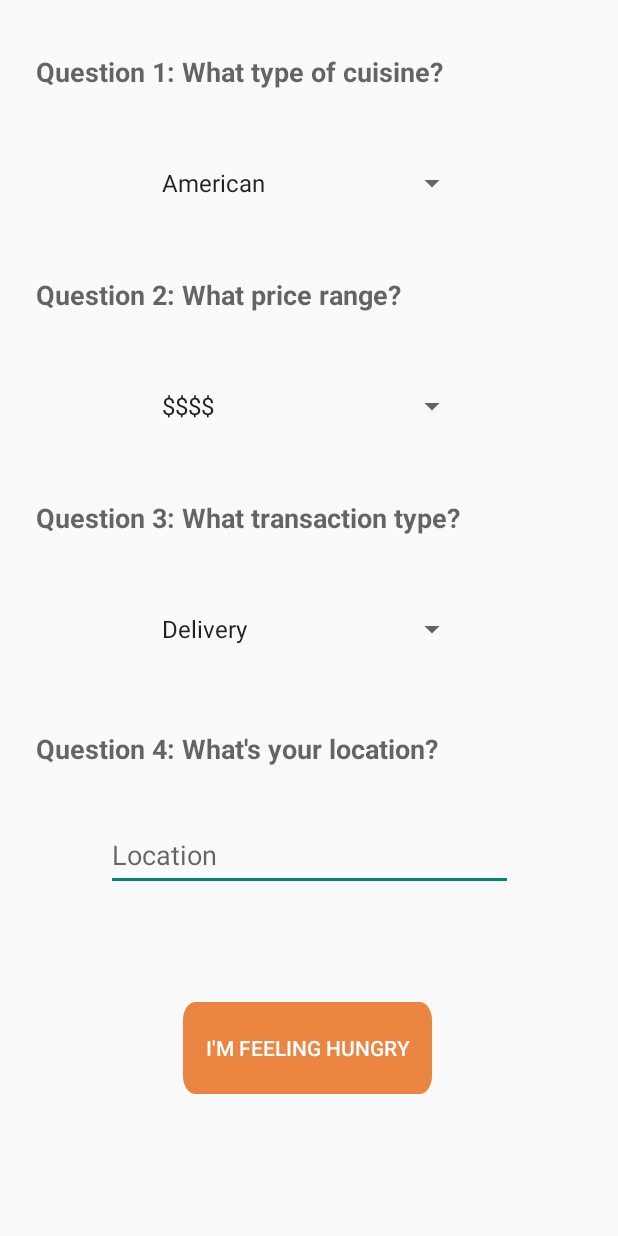
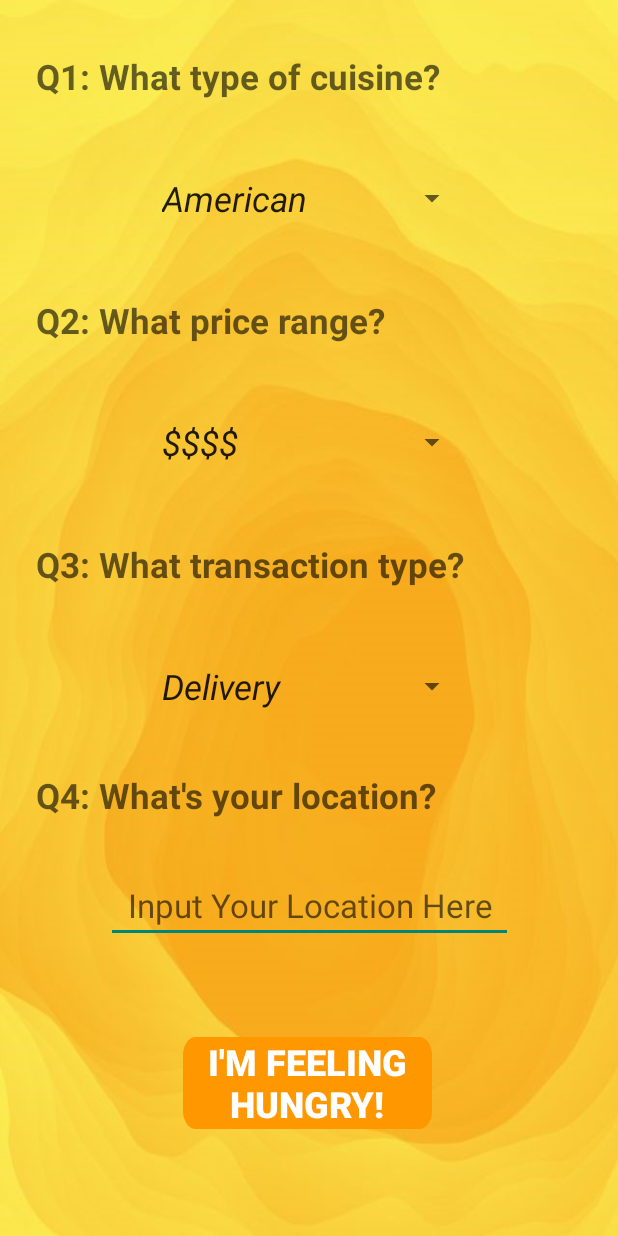
Before and after one commit to FarzanKh/I-Am-Feeling-Hungry, an Android app: the QuizActivity screen opened directly, with no data from a screen before it, on a phone screen of 412 x 824 dp. Run offline under Robolectric (Android 15) with nearby library versions, the phone set to English and light mode, and no system bars.

Commit message:
Update UI of quiz page and result page.

```diff
--- a/app/src/main/java/com/team6/iamfeelinghungry/RestaurantListAdapter.java
+++ b/app/src/main/java/com/team6/iamfeelinghungry/RestaurantListAdapter.java
@@ -33,7 +33,7 @@ public class RestaurantListAdapter extends RecyclerView.Adapter<RestaurantListAd
         this.listener = listener;
     }
 
-    public class ViewHolder extends RecyclerView.ViewHolder implements View.OnClickListener, View.OnLongClickListener {
+    public class ViewHolder extends RecyclerView.ViewHolder implements View.OnClickListener {
         ImageView restaurantImg;
         TextView tvTitle;
         TextView tvCategory;
--- a/app/src/main/res/layout/activity_quiz.xml
+++ b/app/src/main/res/layout/activity_quiz.xml
@@ -4,12 +4,15 @@
     xmlns:tools="http://schemas.android.com/tools"
     android:layout_width="match_parent"
     android:layout_height="match_parent"
+    android:background="@drawable/gradient2"
     android:fillViewport="true">
+
 
     <androidx.constraintlayout.widget.ConstraintLayout
         android:layout_width="match_parent"
         android:layout_height="match_parent"
         tools:context=".QuizActivity">
+
 
         <TextView
             android:id="@+id/txtQuestionOne2"
@@ -17,8 +20,9 @@
             android:layout_height="wrap_content"
             android:layout_marginStart="24dp"
             android:layout_marginTop="204dp"
-            android:layout_marginEnd="90dp"
-            android:text="Question 4: What's your location?"
+            android:layout_marginEnd="24dp"
+            android:textSize="23dp"
+            android:text="Q4: What's your location?"
             android:textAppearance="@style/TextAppearance.AppCompat.Medium"
             android:textStyle="bold"
             app:layout_constraintEnd_toEndOf="parent"
@@ -33,7 +37,9 @@
             android:layout_height="wrap_content"
             android:layout_marginStart="24dp"
             android:layout_marginTop="50dp"
-            android:text="Question 3: What transaction type?"
+            android:layout_marginEnd="24dp"
+            android:textSize="23dp"
+            android:text="Q3: What transaction type?"
             android:textAppearance="@style/TextAppearance.AppCompat.Medium"
             android:textStyle="bold"
             app:layout_constraintEnd_toEndOf="parent"
@@ -48,8 +54,9 @@
             android:layout_height="wrap_content"
             android:layout_marginStart="24dp"
             android:layout_marginTop="35dp"
-            android:layout_marginEnd="90dp"
-            android:text="Question 1: What type of cuisine?"
+            android:layout_marginEnd="24dp"
+            android:textSize="23dp"
+            android:text="Q1: What type of cuisine?"
             android:textAppearance="@style/TextAppearance.AppCompat.Medium"
             android:textStyle="bold"
             app:layout_constraintEnd_toEndOf="parent"
@@ -64,8 +71,9 @@
             android:layout_height="wrap_content"
             android:layout_marginStart="24dp"
             android:layout_marginTop="50dp"
-            android:layout_marginEnd="90dp"
-            android:text="Question 2: What price range?"
+            android:layout_marginEnd="24dp"
+            android:textSize="23dp"
+            android:text="Q2: What price range?"
             android:textAppearance="@style/TextAppearance.AppCompat.Medium"
             android:textStyle="bold"
             app:layout_constraintEnd_toEndOf="parent"
@@ -82,9 +90,11 @@
             android:layout_marginTop="40dp"
             android:layout_marginBottom="24dp"
             android:background="@drawable/button_back"
-            android:backgroundTint="#EA8542"
+            android:backgroundTint="#FF9800"
             android:onClick="onClickSubmit"
-            android:text="I'm Feeling Hungry"
+            android:text="I'm Feeling Hungry!"
+            android:textSize="24dp"
+            android:textStyle="bold"
             android:textColor="#ffffff"
             app:layout_constraintBottom_toBottomOf="parent"
             app:layout_constraintEnd_toEndOf="parent"
@@ -102,6 +112,8 @@
             android:layout_marginEnd="100dp"
             android:entries="@array/restaurant_types"
             android:spinnerMode="dropdown"
+            android:theme="@style/Spinner"
+            android:popupBackground="#ffea00"
             app:layout_constraintEnd_toEndOf="parent"
             app:layout_constraintStart_toStartOf="parent"
             app:layout_constraintTop_toBottomOf="@+id/txtQuestionOne" />
@@ -115,6 +127,8 @@
             android:layout_marginEnd="100dp"
             android:entries="@array/price_range"
             android:spinnerMode="dropdown"
+            android:theme="@style/Spinner"
+            android:popupBackground="#ffea00"
             app:layout_constraintEnd_toEndOf="parent"
             app:layout_constraintStart_toStartOf="parent"
             app:layout_constraintTop_toBottomOf="@+id/txtQuestionTwo" />
@@ -128,6 +142,8 @@
             android:layout_marginEnd="100dp"
             android:entries="@array/transaction_types"
             android:spinnerMode="dropdown"
+            android:theme="@style/Spinner"
+            android:popupBackground="#ffea00"
             app:layout_constraintEnd_toEndOf="parent"
             app:layout_constraintStart_toStartOf="parent"
             app:layout_constraintTop_toBottomOf="@+id/txtQuestionOne3" />
@@ -140,7 +156,8 @@
             android:layout_marginTop="35dp"
             android:layout_marginEnd="32dp"
             android:ems="10"
-            android:hint="Location"
+            android:hint="  Input Your Location Here"
+            android:textSize="22dp"
             android:inputType="textPostalAddress"
             app:layout_constraintEnd_toEndOf="parent"
             app:layout_constraintStart_toStartOf="parent"
--- a/app/src/main/res/values/styles.xml
+++ b/app/src/main/res/values/styles.xml
@@ -1,4 +1,9 @@
 <?xml version="1.0" encoding="utf-8"?>
 <resources>
-
+    <style name="Spinner" parent="Widget.AppCompat.Light.DropDownItem.Spinner">
+        <item name="android:paddingStart">0dp</item>
+        <item name="android:paddingEnd">0dp</item>
+        <item name="android:textStyle">italic</item>
+        <item name="android:textSize">23sp</item>
+    </style>
 </resources>
```
Also changed, not shown: app/src/main/res/layout/activity_restaurant_list.xml (+5 -18 lines), app/src/main/res/layout/restaurant_item.xml (+5 -2 lines), app/src/main/res/drawable-v24/card2.png (added), app/src/main/res/drawable-v24/gradient2.jpg (added).
